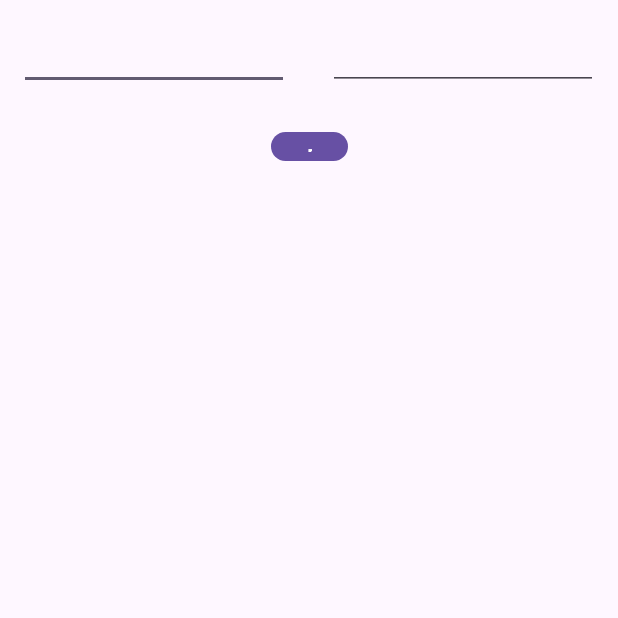
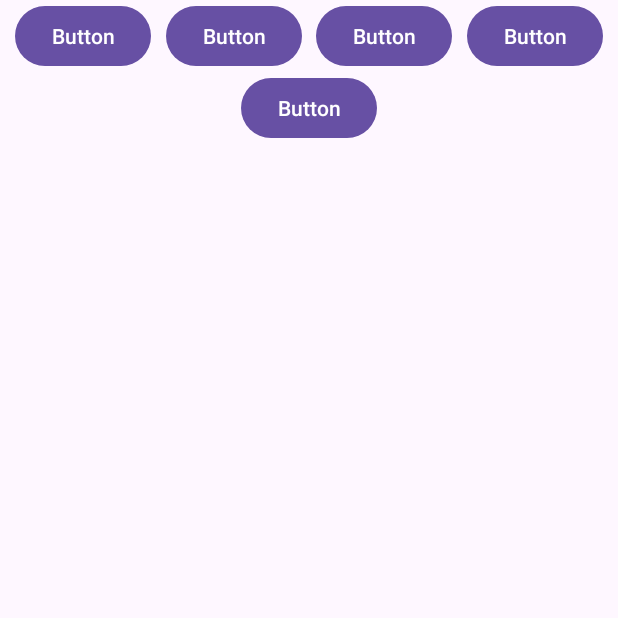
Before and after one commit to MohamedOuhami/LearnKotlin, an Android app: the screen it shows after launch (MainActivity), on a phone screen of 412 x 824 dp, the top half of it. Run offline under Robolectric (Android 15) with nearby library versions, the phone set to English and light mode, and no system bars.

Commit message:
Finished Constraints/Chains and Flows

```diff
--- a/app/src/main/res/layout/activity_main.xml
+++ b/app/src/main/res/layout/activity_main.xml
@@ -8,55 +8,51 @@
     tools:context=".MainActivity">
 
 
-    <androidx.constraintlayout.widget.Guideline
-        android:id="@+id/guideline"
+    <Button
+        android:id="@+id/button4"
         android:layout_width="wrap_content"
         android:layout_height="wrap_content"
-        android:orientation="vertical"
-        app:layout_constraintGuide_begin="205dp" />
+        android:text="Button" />
 
-    <EditText
-        android:id="@+id/editTextTextMultiLine"
-        android:layout_width="180dp"
-        android:layout_height="36dp"
-        android:layout_marginStart="24dp"
-        android:layout_marginTop="24dp"
-        android:layout_marginEnd="24dp"
-        android:ems="10"
-        android:gravity="start|top"
-        android:inputType="textMultiLine"
-        app:layout_constraintEnd_toStartOf="@+id/guideline"
-        app:layout_constraintStart_toStartOf="parent"
-        app:layout_constraintTop_toTopOf="parent" />
-
-    <EditText
-        android:id="@+id/editTextTextMultiLine2"
-        android:layout_width="180dp"
-        android:layout_height="36dp"
-        android:layout_marginStart="24dp"
-        android:layout_marginTop="24dp"
-        android:layout_marginEnd="24dp"
-        android:ems="10"
-        android:gravity="start|top"
-        android:inputType="textMultiLine"
-        app:layout_constraintEnd_toEndOf="parent"
-        app:layout_constraintStart_toStartOf="@+id/guideline"
-        app:layout_constraintTop_toTopOf="parent" />
-
-    <androidx.constraintlayout.widget.Guideline
-        android:id="@+id/guideline2"
+    <Button
+        android:id="@+id/button5"
         android:layout_width="wrap_content"
         android:layout_height="wrap_content"
-        android:orientation="horizontal"
-        app:layout_constraintGuide_begin="60dp" />
+        android:text="Button"
+        app:layout_constraintBottom_toBottomOf="@+id/button4"
+        app:layout_constraintTop_toTopOf="@+id/button4" />
 
     <Button
-        android:id="@+id/button3"
-        android:layout_width="51dp"
-        android:layout_height="27dp"
-        android:layout_marginTop="24dp"
+        android:id="@+id/button6"
+        android:layout_width="wrap_content"
+        android:layout_height="wrap_content"
         android:text="Button"
+        app:layout_constraintBottom_toBottomOf="@+id/button5"
+        app:layout_constraintTop_toTopOf="@+id/button5" />
+
+    <Button
+        android:id="@+id/button7"
+        android:layout_width="wrap_content"
+        android:layout_height="wrap_content"
+        android:text="Button"
+        app:layout_constraintBottom_toBottomOf="@+id/button6"
+        app:layout_constraintTop_toTopOf="@+id/button6" />
+
+    <Button
+        android:id="@+id/button8"
+        android:layout_width="wrap_content"
+        android:layout_height="wrap_content"
+        android:text="Button"
+        app:layout_constraintBottom_toBottomOf="@+id/button7"
+        app:layout_constraintTop_toTopOf="@+id/button7" />
+
+    <androidx.constraintlayout.helper.widget.Flow
+        android:id="@+id/flow"
+        android:layout_width="0dp"
+        android:layout_height="wrap_content"
+        app:constraint_referenced_ids="button4,button5,button6,button7,button8"
+        app:flow_wrapMode="chain"
         app:layout_constraintEnd_toEndOf="parent"
-        app:layout_constraintStart_toStartOf="parent"
-        app:layout_constraintTop_toTopOf="@+id/guideline2" />
+        app:layout_constraintStart_toStartOf="parent" />
+
 </androidx.constraintlayout.widget.ConstraintLayout>
```
